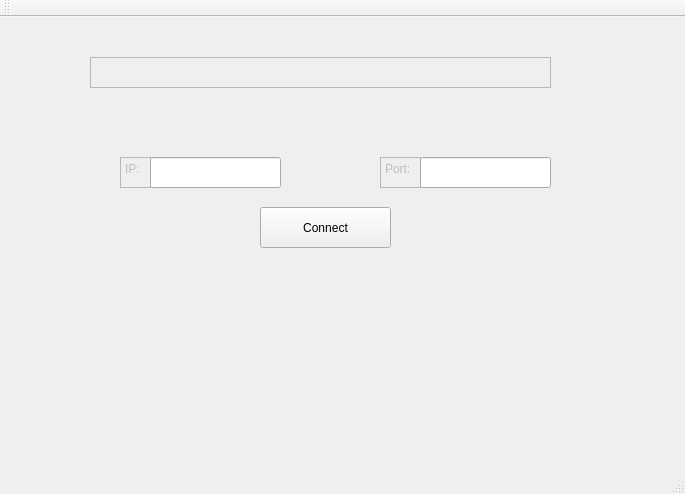
Old version of the form client/mainwindow.ui in the repository dhillonsh/Chat-Client.
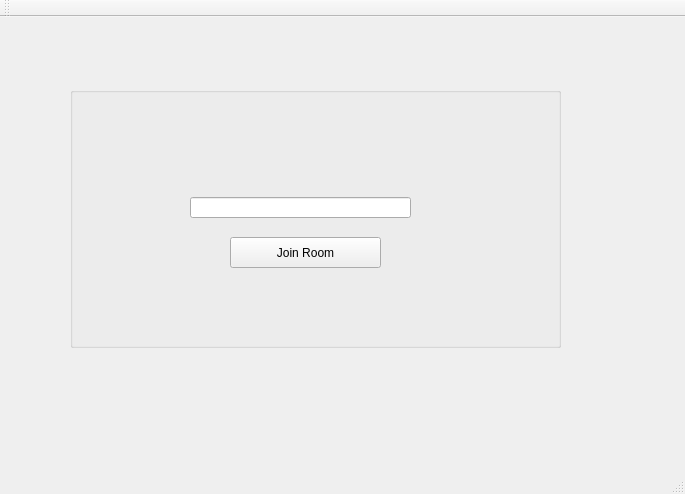
New version of the form. The open tabs and pages were chosen to show the change.

Diff of the .ui file:
```diff
--- a/client/mainwindow.ui
+++ b/client/mainwindow.ui
@@ -425,6 +425,62 @@
         <height>51</height>
        </rect>
       </property>
+     </widget>
+     <widget class="QPushButton" name="openNewRoomButton">
+      <property name="geometry">
+       <rect>
+        <x>500</x>
+        <y>260</y>
+        <width>131</width>
+        <height>31</height>
+       </rect>
+      </property>
+      <property name="text">
+       <string>Join Room</string>
+      </property>
+     </widget>
+    </widget>
+    <widget class="QWidget" name="page">
+     <widget class="QGroupBox" name="groupBox">
+      <property name="geometry">
+       <rect>
+        <x>60</x>
+        <y>60</y>
+        <width>491</width>
+        <height>261</height>
+       </rect>
+      </property>
+      <property name="font">
+       <font>
+        <kerning>true</kerning>
+       </font>
+      </property>
+      <property name="title">
+       <string/>
+      </property>
+      <widget class="QPushButton" name="joinRoomButton">
+       <property name="geometry">
+        <rect>
+         <x>160</x>
+         <y>150</y>
+         <width>151</width>
+         <height>31</height>
+        </rect>
+       </property>
+       <property name="text">
+        <string>Join Room</string>
+       </property>
+      </widget>
+      <widget class="QLineEdit" name="newRoomField">
+       <property name="geometry">
+        <rect>
+         <x>120</x>
+         <y>110</y>
+         <width>221</width>
+         <height>21</height>
+        </rect>
+       </property>
+      </widget>
      </widget>
     </widget>
    </widget>
```
Left out of the diff: 8 changed lines with no effect on the pictures.
